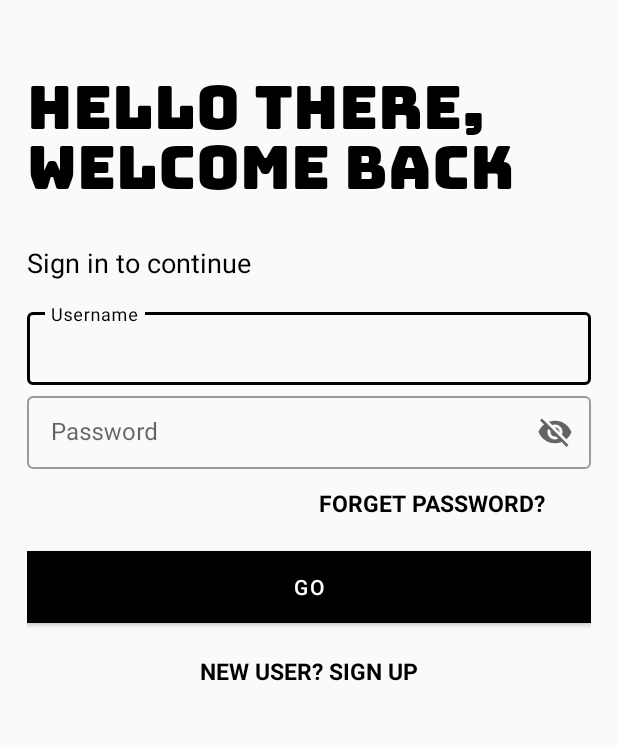
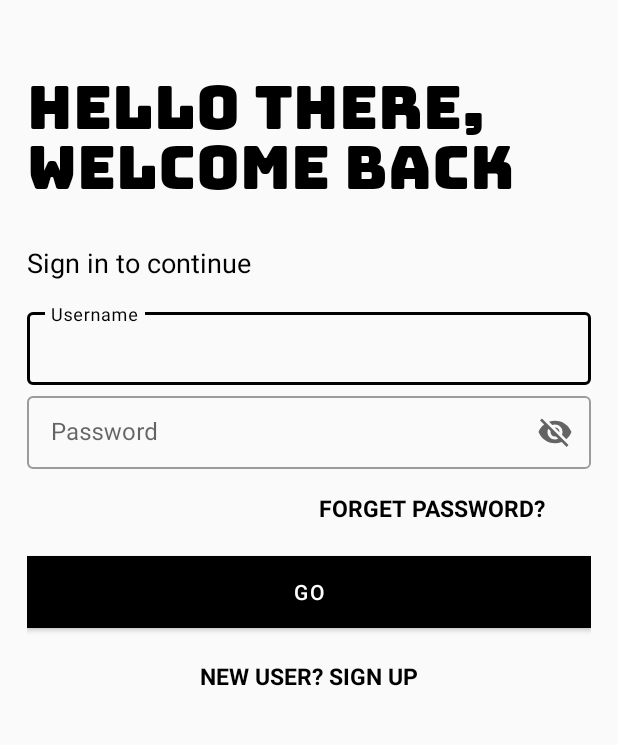
Before and after one commit to eldegen/homework1m3, an Android app: the layout activity_main.xml on its own in the app's theme, with its tools: preview values and no code run, on a phone screen of 412 x 824 dp, the part 207-952 px from its top. Run offline under Robolectric (Android 15) with nearby library versions, the phone set to English and light mode, and no system bars.

Commit message:
Немного поправил расстояния

```diff
--- a/app/src/main/res/layout/activity_main.xml
+++ b/app/src/main/res/layout/activity_main.xml
@@ -50,7 +50,7 @@
         android:textAllCaps="true"
         app:layout_constraintEnd_toEndOf="parent"
         android:layout_marginEnd="30dp"
-        android:layout_marginTop="12dp"
+        android:layout_marginTop="15dp"
         app:layout_constraintTop_toBottomOf="@id/et_password"
         android:layout_width="wrap_content"
         android:layout_height="wrap_content"/>
```
